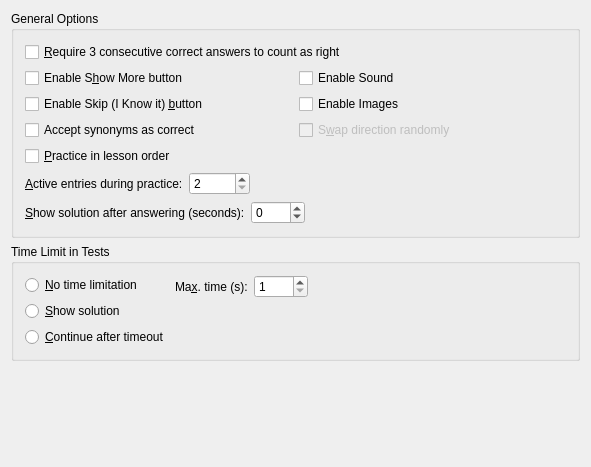
Old version of the form src/configure-practice/advancedpracticeoptions.ui in the repository KDE/parley.
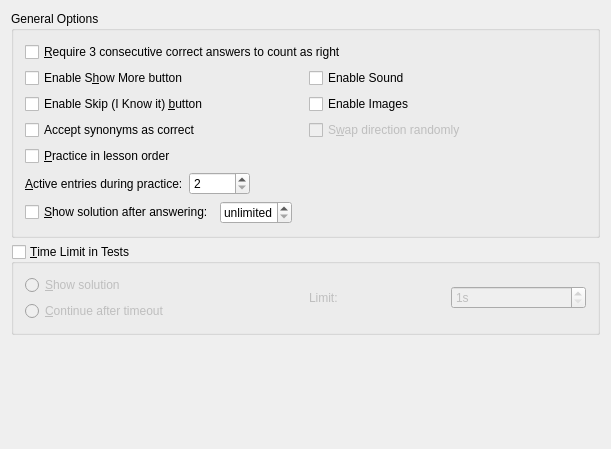
New version of the form. Custom widgets are drawn as their Qt base class.

Commit message: Clean up timeout settings.

Patch:
```diff
--- a/src/configure-practice/advancedpracticeoptions.ui
+++ b/src/configure-practice/advancedpracticeoptions.ui
@@ -5,8 +5,8 @@
    <rect>
     <x>0</x>
     <y>0</y>
-    <width>587</width>
-    <height>467</height>
+    <width>607</width>
+    <height>449</height>
    </rect>
   </property>
   <layout class="QVBoxLayout" >
@@ -158,15 +158,12 @@
       <item>
        <layout class="QHBoxLayout" >
         <item>
-         <widget class="QLabel" name="label_2" >
+         <widget class="QCheckBox" name="kcfg_ShowSolutionAfterAnswer" >
           <property name="toolTip" >
            <string>After the answer was given the solution will be shown for this long</string>
           </property>
           <property name="text" >
-           <string>&amp;Show solution after answering (seconds):</string>
-          </property>
-          <property name="buddy" >
-           <cstring>kcfg_TestNumberOfEntries</cstring>
+           <string>&amp;Show solution after answering:</string>
           </property>
          </widget>
         </item>
@@ -176,16 +173,16 @@
            <string>After the answer was given the solution will be shown for this long</string>
           </property>
           <property name="specialValueText" >
-           <string>Off</string>
+           <string>unlimited</string>
           </property>
           <property name="suffix" >
-           <string/>
+           <string comment="Seconds (suffix)" >s</string>
           </property>
           <property name="prefix" >
            <string/>
           </property>
           <property name="minimum" >
-           <number>-1</number>
+           <number>0</number>
           </property>
           <property name="maximum" >
            <number>3600</number>
@@ -211,16 +208,22 @@
     </widget>
    </item>
    <item>
-    <widget class="QGroupBox" name="PracticeTimeout" >
+    <widget class="QGroupBox" name="kcfg_PracticeTimeout" >
      <property name="toolTip" >
       <string>If a time limit is set, an answer has to be given in the set time, when practicing.</string>
      </property>
      <property name="title" >
-      <string>Time Limit in Tests</string>
+      <string>&amp;Time Limit in Tests</string>
      </property>
-     <layout class="QHBoxLayout" >
-      <item>
-       <widget class="KButtonGroup" name="kcfg_PracticeTimeout" >
+     <property name="checkable" >
+      <bool>true</bool>
+     </property>
+     <property name="checked" >
+      <bool>false</bool>
+     </property>
+     <layout class="QGridLayout" >
+      <item row="0" column="0" >
+       <widget class="KButtonGroup" name="kcfg_PracticeTimeoutMode" >
         <property name="styleSheet" >
          <string>QGroupBox { border-width: 0; border-style: none; }</string>
         </property>
@@ -240,19 +243,6 @@
          <property name="bottomMargin" >
           <number>0</number>
          </property>
-         <item>
-          <widget class="QRadioButton" name="NoTimeoutRadio" >
-           <property name="toolTip" >
-            <string>Check this if you do not want any time limitation per query.</string>
-           </property>
-           <property name="whatsThis" >
-            <string>When this is checked, there is no time limitation for each query</string>
-           </property>
-           <property name="text" >
-            <string>&amp;No time limitation</string>
-           </property>
-          </widget>
-         </item>
          <item>
           <widget class="QRadioButton" name="ShowSolutionRadio" >
            <property name="text" >
@@ -270,30 +260,29 @@
         </layout>
        </widget>
       </item>
+      <item row="0" column="1" >
+       <layout class="QHBoxLayout" >
       <item>
-       <layout class="QVBoxLayout" >
-        <item>
-         <layout class="QGridLayout" >
-          <item row="0" column="0" >
            <widget class="QLabel" name="label_mqtime" >
             <property name="text" >
-             <string>Ma&amp;x. time (s):</string>
+           <string>Limit:</string>
             </property>
             <property name="buddy" >
              <cstring>kcfg_MaxTimePer</cstring>
             </property>
            </widget>
           </item>
-          <item row="0" column="1" >
-           <layout class="QHBoxLayout" >
             <item>
-             <widget class="KIntSpinBox" name="kcfg_MaxTimePer" >
+         <widget class="KIntSpinBox" name="kcfg_PracticeTimeoutTimePerAnswer" >
               <property name="toolTip" >
                <string>Set the maximum time allowed per answer.</string>
               </property>
               <property name="whatsThis" >
                <string>Set here the maximum time you want to allow per answer.</string>
               </property>
+          <property name="suffix" >
+           <string comment="Seconds (suffix)" >s</string>
+          </property>
               <property name="minimum" >
                <number>1</number>
               </property>
@@ -302,39 +291,6 @@
               </property>
              </widget>
             </item>
-            <item>
-             <spacer>
-              <property name="orientation" >
-               <enum>Qt::Horizontal</enum>
-              </property>
-              <property name="sizeHint" >
-               <size>
-                <width>40</width>
-                <height>20</height>
-               </size>
-              </property>
-             </spacer>
-            </item>
-           </layout>
-          </item>
-         </layout>
-        </item>
-        <item>
-         <spacer>
-          <property name="orientation" >
-           <enum>Qt::Vertical</enum>
-          </property>
-          <property name="sizeType" >
-           <enum>QSizePolicy::Expanding</enum>
-          </property>
-          <property name="sizeHint" >
-           <size>
-            <width>200</width>
-            <height>0</height>
-           </size>
-          </property>
-         </spacer>
-        </item>
        </layout>
       </item>
      </layout>
@@ -350,8 +306,8 @@
      </property>
      <property name="sizeHint" >
       <size>
-       <width>569</width>
-       <height>16</height>
+       <width>589</width>
+       <height>20</height>
       </size>
      </property>
     </spacer>
```
Left out of the diff: 6 changed lines with no effect on the pictures. Lines whose indentation alone changed are shown as unchanged. The commit also changes 12 other files.
